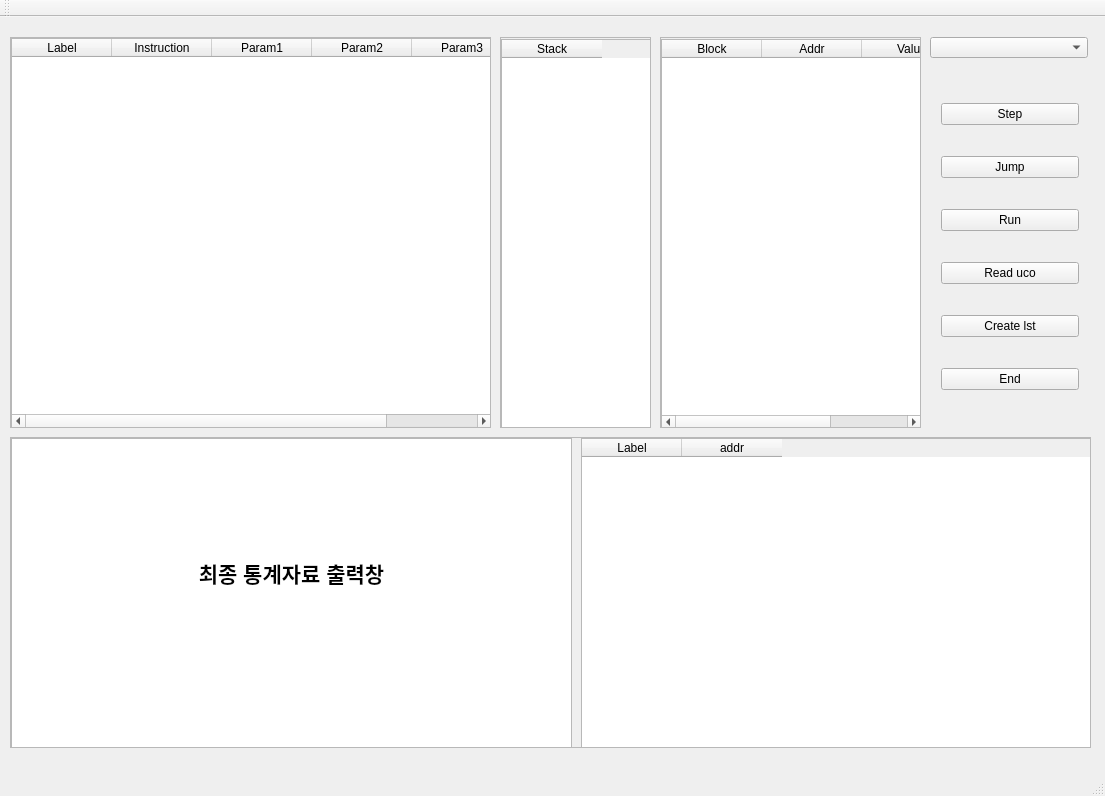
Before: the Qt Designer form UCodeInterpreter/UCodeInterpreter.ui in joohyeson/UCodeInterpreter, drawn with Qt 5.
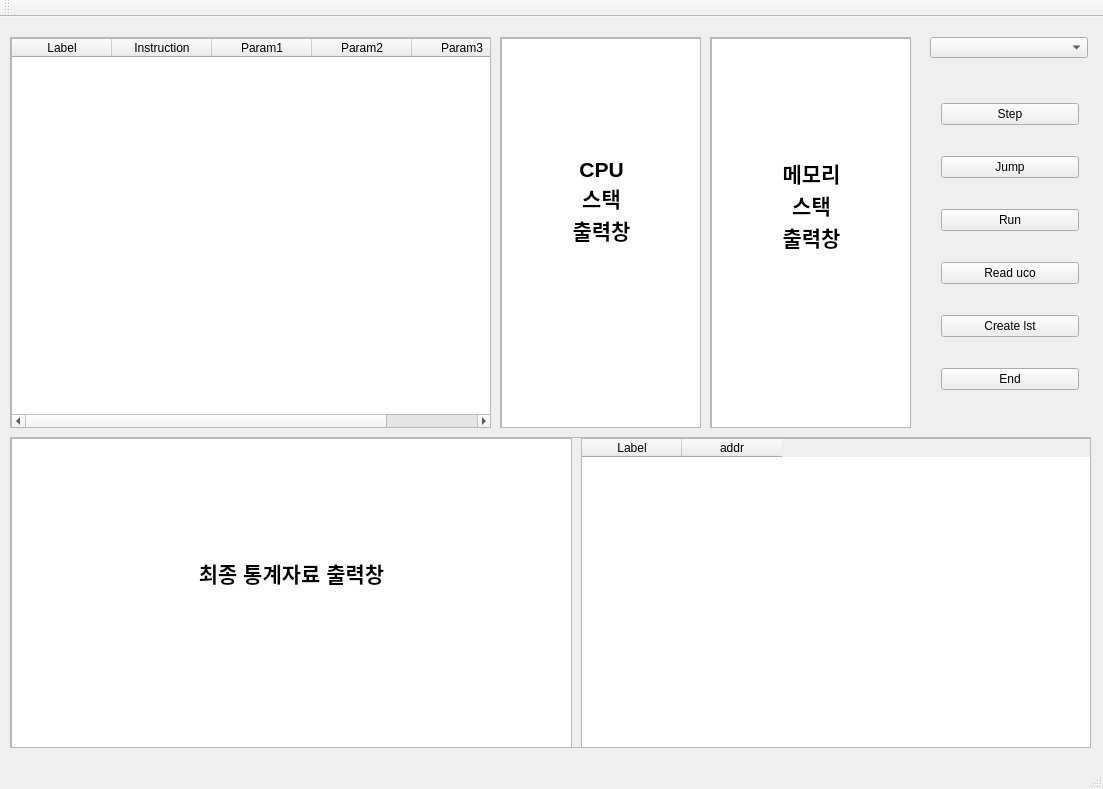
After: the same form once the commit is applied.

Patch:
```diff
--- a/UCodeInterpreter/UCodeInterpreter.ui
+++ b/UCodeInterpreter/UCodeInterpreter.ui
@@ -6,8 +6,8 @@
    <rect>
     <x>0</x>
     <y>0</y>
-    <width>1105</width>
-    <height>796</height>
+    <width>1103</width>
+    <height>789</height>
    </rect>
   </property>
   <property name="windowTitle">
@@ -151,9 +151,9 @@
    <widget class="QScrollArea" name="scrollArea_3">
     <property name="geometry">
      <rect>
-      <x>660</x>
+      <x>710</x>
       <y>20</y>
-      <width>261</width>
+      <width>201</width>
       <height>391</height>
      </rect>
     </property>
@@ -165,34 +165,33 @@
       <rect>
        <x>0</x>
        <y>0</y>
-       <width>259</width>
+       <width>199</width>
        <height>389</height>
       </rect>
      </property>
-     <widget class="QTableWidget" name="MemoryTable">
+     <widget class="QTextEdit" name="MemoryTable">
       <property name="geometry">
        <rect>
         <x>0</x>
-        <y>1</y>
-        <width>261</width>
+        <y>0</y>
+        <width>201</width>
         <height>391</height>
        </rect>
       </property>
-      <column>
-       <property name="text">
-        <string>Block</string>
-       </property>
-      </column>
-      <column>
-       <property name="text">
-        <string>Addr</string>
-       </property>
-      </column>
-      <column>
-       <property name="text">
-        <string>Value</string>
-       </property>
-      </column>
+      <property name="html">
+       <string>&lt;!DOCTYPE HTML PUBLIC &quot;-//W3C//DTD HTML 4.0//EN&quot; &quot;http://www.w3.org/TR/REC-html40/strict.dtd&quot;&gt;
+&lt;html&gt;&lt;head&gt;&lt;meta name=&quot;qrichtext&quot; content=&quot;1&quot; /&gt;&lt;style type=&quot;text/css&quot;&gt;
+p, li { white-space: pre-wrap; }
+&lt;/style&gt;&lt;/head&gt;&lt;body style=&quot; font-family:'Gulim'; font-size:9pt; font-weight:400; font-style:normal;&quot;&gt;
+&lt;p align=&quot;center&quot; style=&quot;-qt-paragraph-type:empty; margin-top:0px; margin-bottom:0px; margin-left:0px; margin-right:0px; -qt-block-indent:0; text-indent:0px;&quot;&gt;&lt;br /&gt;&lt;/p&gt;
+&lt;p align=&quot;center&quot; style=&quot;-qt-paragraph-type:empty; margin-top:0px; margin-bottom:0px; margin-left:0px; margin-right:0px; -qt-block-indent:0; text-indent:0px; font-size:16pt;&quot;&gt;&lt;br /&gt;&lt;/p&gt;
+&lt;p align=&quot;center&quot; style=&quot;-qt-paragraph-type:empty; margin-top:0px; margin-bottom:0px; margin-left:0px; margin-right:0px; -qt-block-indent:0; text-indent:0px; font-size:16pt;&quot;&gt;&lt;br /&gt;&lt;/p&gt;
+&lt;p align=&quot;center&quot; style=&quot;-qt-paragraph-type:empty; margin-top:0px; margin-bottom:0px; margin-left:0px; margin-right:0px; -qt-block-indent:0; text-indent:0px; font-size:16pt;&quot;&gt;&lt;br /&gt;&lt;/p&gt;
+&lt;p align=&quot;center&quot; style=&quot;-qt-paragraph-type:empty; margin-top:0px; margin-bottom:0px; margin-left:0px; margin-right:0px; -qt-block-indent:0; text-indent:0px; font-size:16pt;&quot;&gt;&lt;br /&gt;&lt;/p&gt;
+&lt;p align=&quot;center&quot; style=&quot; margin-top:0px; margin-bottom:0px; margin-left:0px; margin-right:0px; -qt-block-indent:0; text-indent:0px;&quot;&gt;&lt;span style=&quot; font-size:16pt; font-weight:600;&quot;&gt;메모리&lt;/span&gt;&lt;/p&gt;
+&lt;p align=&quot;center&quot; style=&quot; margin-top:0px; margin-bottom:0px; margin-left:0px; margin-right:0px; -qt-block-indent:0; text-indent:0px;&quot;&gt;&lt;span style=&quot; font-size:16pt; font-weight:600;&quot;&gt;스택&lt;/span&gt;&lt;/p&gt;
+&lt;p align=&quot;center&quot; style=&quot; margin-top:0px; margin-bottom:0px; margin-left:0px; margin-right:0px; -qt-block-indent:0; text-indent:0px;&quot;&gt;&lt;span style=&quot; font-size:16pt; font-weight:600;&quot;&gt;출력창&lt;/span&gt;&lt;/p&gt;&lt;/body&gt;&lt;/html&gt;</string>
+      </property>
      </widget>
     </widget>
    </widget>
@@ -255,7 +254,7 @@
      <rect>
       <x>500</x>
       <y>20</y>
-      <width>151</width>
+      <width>201</width>
       <height>391</height>
      </rect>
     </property>
@@ -267,24 +266,33 @@
       <rect>
        <x>0</x>
        <y>0</y>
-       <width>149</width>
+       <width>199</width>
        <height>389</height>
       </rect>
      </property>
-     <widget class="QTableWidget" name="CPUStackTable">
+     <widget class="QTextEdit" name="CPUStackTable">
       <property name="geometry">
        <rect>
         <x>0</x>
-        <y>1</y>
-        <width>151</width>
+        <y>0</y>
+        <width>201</width>
         <height>391</height>
        </rect>
       </property>
-      <column>
-       <property name="text">
-        <string>Stack</string>
-       </property>
-      </column>
+      <property name="html">
+       <string>&lt;!DOCTYPE HTML PUBLIC &quot;-//W3C//DTD HTML 4.0//EN&quot; &quot;http://www.w3.org/TR/REC-html40/strict.dtd&quot;&gt;
+&lt;html&gt;&lt;head&gt;&lt;meta name=&quot;qrichtext&quot; content=&quot;1&quot; /&gt;&lt;style type=&quot;text/css&quot;&gt;
+p, li { white-space: pre-wrap; }
+&lt;/style&gt;&lt;/head&gt;&lt;body style=&quot; font-family:'Gulim'; font-size:9pt; font-weight:400; font-style:normal;&quot;&gt;
+&lt;p align=&quot;center&quot; style=&quot;-qt-paragraph-type:empty; margin-top:0px; margin-bottom:0px; margin-left:0px; margin-right:0px; -qt-block-indent:0; text-indent:0px;&quot;&gt;&lt;br /&gt;&lt;/p&gt;
+&lt;p align=&quot;center&quot; style=&quot;-qt-paragraph-type:empty; margin-top:0px; margin-bottom:0px; margin-left:0px; margin-right:0px; -qt-block-indent:0; text-indent:0px; font-size:16pt; font-weight:600;&quot;&gt;&lt;br /&gt;&lt;/p&gt;
+&lt;p align=&quot;center&quot; style=&quot;-qt-paragraph-type:empty; margin-top:0px; margin-bottom:0px; margin-left:0px; margin-right:0px; -qt-block-indent:0; text-indent:0px; font-size:16pt; font-weight:600;&quot;&gt;&lt;br /&gt;&lt;/p&gt;
+&lt;p align=&quot;center&quot; style=&quot;-qt-paragraph-type:empty; margin-top:0px; margin-bottom:0px; margin-left:0px; margin-right:0px; -qt-block-indent:0; text-indent:0px; font-size:16pt; font-weight:600;&quot;&gt;&lt;br /&gt;&lt;/p&gt;
+&lt;p align=&quot;center&quot; style=&quot;-qt-paragraph-type:empty; margin-top:0px; margin-bottom:0px; margin-left:0px; margin-right:0px; -qt-block-indent:0; text-indent:0px; font-size:16pt; font-weight:600;&quot;&gt;&lt;br /&gt;&lt;/p&gt;
+&lt;p align=&quot;center&quot; style=&quot; margin-top:0px; margin-bottom:0px; margin-left:0px; margin-right:0px; -qt-block-indent:0; text-indent:0px;&quot;&gt;&lt;span style=&quot; font-size:16pt; font-weight:600;&quot;&gt;CPU&lt;/span&gt;&lt;/p&gt;
+&lt;p align=&quot;center&quot; style=&quot; margin-top:0px; margin-bottom:0px; margin-left:0px; margin-right:0px; -qt-block-indent:0; text-indent:0px;&quot;&gt;&lt;span style=&quot; font-size:16pt; font-weight:600;&quot;&gt;스택&lt;/span&gt;&lt;/p&gt;
+&lt;p align=&quot;center&quot; style=&quot; margin-top:0px; margin-bottom:0px; margin-left:0px; margin-right:0px; -qt-block-indent:0; text-indent:0px;&quot;&gt;&lt;span style=&quot; font-size:16pt; font-weight:600;&quot;&gt;출력창&lt;/span&gt;&lt;/p&gt;&lt;/body&gt;&lt;/html&gt;</string>
+      </property>
      </widget>
     </widget>
    </widget>
```
Left out of the diff: 6 changed lines with no effect on the pictures.
